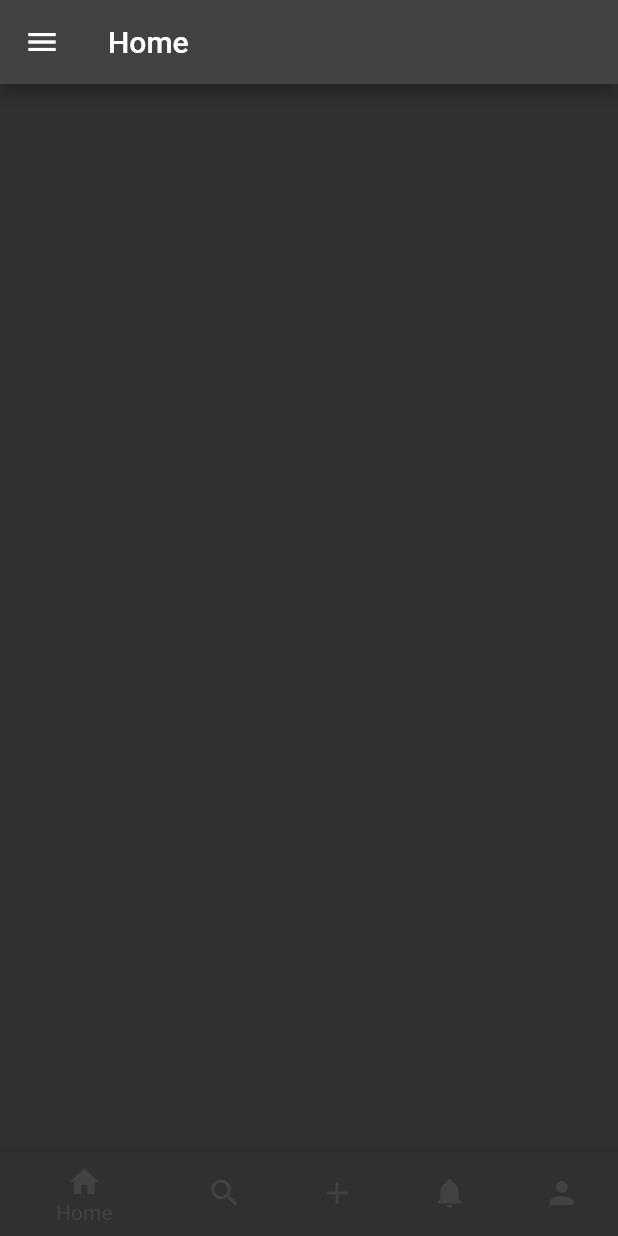
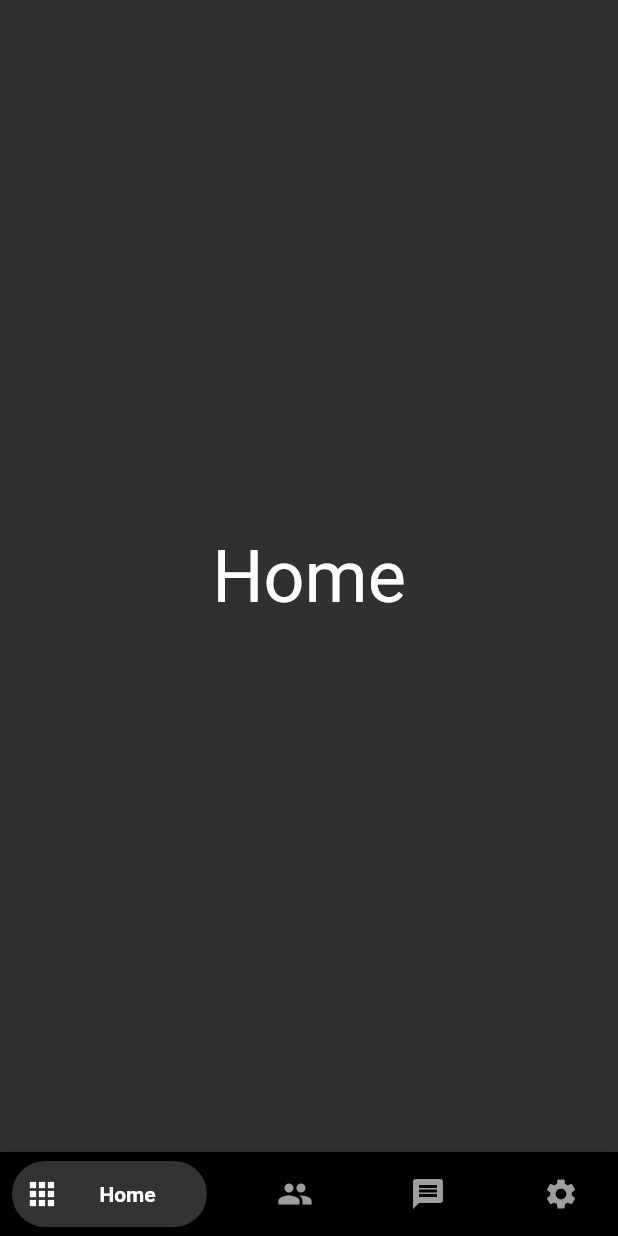
Before and after one commit to ImJimmyXD/proiect_dac, a Flutter app: the screen it shows after launch, on a phone screen of 412 x 824 dp. Run offline on Flutter 3.47's test engine with Material 2 defaults, Android fonts, the phone set to English and light mode, and no system bars; drawn by our look-alikes of bottom_navy_bar.

Commit message:
some designing trys...

```diff
--- a/lib/main.dart
+++ b/lib/main.dart
@@ -1,7 +1,7 @@
 import 'package:flutter/material.dart';
-import 'package:proiect_dac/myapp/home_screen/home_screen.dart';
+import 'package:proiect_dac/myapp/home_screen/home_page.dart';
 
-void main() => runApp(new MyApp());
+void main() => runApp(MyApp());
 
 class MyApp extends StatelessWidget {
   const MyApp({Key? key}) : super(key: key);
@@ -10,7 +10,8 @@ class MyApp extends StatelessWidget {
   Widget build(BuildContext context) {
     return MaterialApp(
       theme: ThemeData.dark(),
-      home: const HomeScreen(),
+      // home: const HomeScreen(),
+      home: const HomePage(),
     );
   }
 }
--- /dev/null
+++ b/lib/myapp/home_screen/home_page.dart
@@ -0,0 +1,89 @@
+import 'package:bottom_navy_bar/bottom_navy_bar.dart';
+import 'package:flutter/cupertino.dart';
+import 'package:flutter/material.dart';
+import 'package:proiect_dac/myapp/home_screen/pages/home_page.dart';
+import 'package:proiect_dac/myapp/home_screen/pages/messages_page.dart';
+import 'package:proiect_dac/myapp/home_screen/pages/settings_page.dart';
+import 'package:proiect_dac/myapp/home_screen/pages/users_page.dart';
+
+class HomePage extends StatefulWidget {
+  const HomePage({Key? key}) : super(key: key);
+
+  @override
+  _HomePageState createState() => _HomePageState();
+}
+
+class _HomePageState extends State<HomePage> {
+  int index = 0;
+
+  @override
+  Widget build(BuildContext context) {
+    return Scaffold(
+      body: buildPages(),
+      bottomNavigationBar: buildBottomNavigationBar(),
+    );
+  }
+
+  Widget buildBody() => const Center(
+        child: Text(
+          'Animated Bottom Navigation',
+          style: TextStyle(fontSize: 32),
+          textAlign: TextAlign.center,
+        ),
+      );
+
+  Widget buildBottomNavigationBar() {
+    final inactiveColor = Colors.grey;
+    final activeColor = Colors.white;
+    return BottomNavyBar(
+      backgroundColor: Colors.black,
+      selectedIndex: index,
+      onItemSelected: (index) => setState(() => this.index = index),
+      items: <BottomNavyBarItem>[
+        BottomNavyBarItem(
+          icon: const Icon(Icons.apps),
+          title: const Text('Home'),
+          textAlign: TextAlign.center,
+          inactiveColor: inactiveColor,
+          activeColor: activeColor,
+        ),
+        BottomNavyBarItem(
+          icon: const Icon(Icons.people),
+          title: const Text('Users'),
+          textAlign: TextAlign.center,
+          inactiveColor: inactiveColor,
+          activeColor: activeColor,
+        ),
+        BottomNavyBarItem(
+          icon: const Icon(Icons.message),
+          title: const Text('Messages'),
+          textAlign: TextAlign.center,
+          inactiveColor: inactiveColor,
+          activeColor: activeColor,
+        ),
+        BottomNavyBarItem(
+          icon: const Icon(Icons.settings),
+          title: const Text('Settings'),
+          textAlign: TextAlign.center,
+          inactiveColor: inactiveColor,
+          activeColor: activeColor,
+        ),
+      ],
+    );
+  }
+
+  buildPages() {
+    switch (index) {
+      case 0:
+        return const MyHomePage();
+      case 1:
+        return const UsersPage();
+      case 2:
+        return const MessagesPage();
+      case 3:
+        return const SettingsPage();
+      default:
+        return const MyHomePage();
+    }
+  }
+}
--- a/lib/myapp/home_screen/home_screen.dart
+++ /dev/null
@@ -1,65 +0,0 @@
-import 'package:flutter/material.dart';
-
-class HomeScreen extends StatefulWidget {
-  const HomeScreen({Key? key}) : super(key: key);
-
-  @override
-  _HomeScreenState createState() => _HomeScreenState();
-}
-
-class _HomeScreenState extends State<HomeScreen> {
-  int _selectedIndex = 0;
-  PageController pageController = PageController();
-
-  @override
-  Widget build(BuildContext context) {
-    return Scaffold(
-      drawer: Drawer(
-        // Add a ListView to the drawer. This ensures the user can scroll
-        // through the options in the drawer if there isn't enough vertical
-        // space to fit everything.
-        child: ListView(
-          // Important: Remove any padding from the ListView.
-          padding: EdgeInsets.zero,
-          children: [
-            const DrawerHeader(
-              decoration: BoxDecoration(
-                color: Colors.blue,
-              ),
-              child: Text('Drawer Header'),
-            ),
-            ListTile(
-              title: const Text('Item 1'),
-              onTap: () {
-                // Update the state of the app.
-                // ...
-              },
-            ),
-            ListTile(
-              title: const Text('Item 2'),
-              onTap: () {
-                // Update the state of the app.
-                // ...
-              },
-            ),
-          ],
-        ),
-      ),
-      appBar: AppBar(title: const Text("Home")),
-      body: PageView(
-        controller: pageController,
-      ),
-      bottomNavigationBar: BottomNavigationBar(
-        items: const <BottomNavigationBarItem>[
-          BottomNavigationBarItem(icon: Icon(Icons.home), label: 'Home'),
-          BottomNavigationBarItem(icon: Icon(Icons.search), label: 'Search'),
-          BottomNavigationBarItem(icon: Icon(Icons.add), label: 'Add'),
-          BottomNavigationBarItem(
-              icon: Icon(Icons.notifications), label: 'Notifications'),
-          BottomNavigationBarItem(icon: Icon(Icons.person), label: 'Person'),
-        ],
-        currentIndex: _selectedIndex,
-      ),
-    );
-  }
-}
--- /dev/null
+++ b/lib/myapp/home_screen/pages/home_page.dart
@@ -0,0 +1,20 @@
+import 'package:flutter/material.dart';
+
+class MyHomePage extends StatelessWidget {
+  const MyHomePage({Key? key}) : super(key: key);
+
+  @override
+  Widget build(BuildContext context) => const Scaffold(
+        // appBar: AppBar(
+        //   title: const Text('Home'),
+        //   backgroundColor: Colors.white,
+        //   centerTitle: true,
+        // ),
+        body: Center(
+          child: Text(
+            'Home',
+            style: TextStyle(fontSize: 48),
+          ),
+        ),
+      );
+}
--- a/pubspec.yaml
+++ b/pubspec.yaml
@@ -34,6 +34,7 @@ dependencies:
   # The following adds the Cupertino Icons font to your application.
   # Use with the CupertinoIcons class for iOS style icons.
   cupertino_icons: ^1.0.2
+  bottom_navy_bar: ^6.0.0
 
 dev_dependencies:
   flutter_test:
```
Also changed, not shown: lib/myapp/home_screen/my_home_page.dart (added, +199 -0 lines), lib/myapp/home_screen/pages/messages_page.dart (added, +20 -0 lines), lib/myapp/home_screen/pages/settings_page.dart (added, +20 -0 lines), lib/myapp/home_screen/pages/users_page.dart (added, +20 -0 lines), 1 other file.
